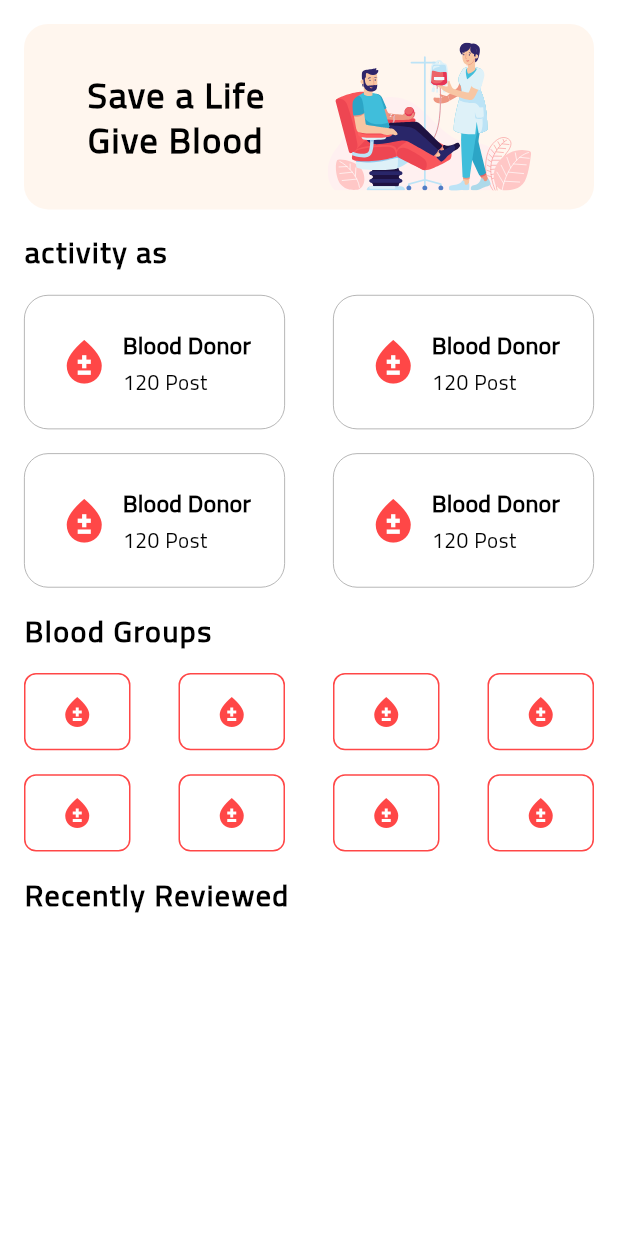
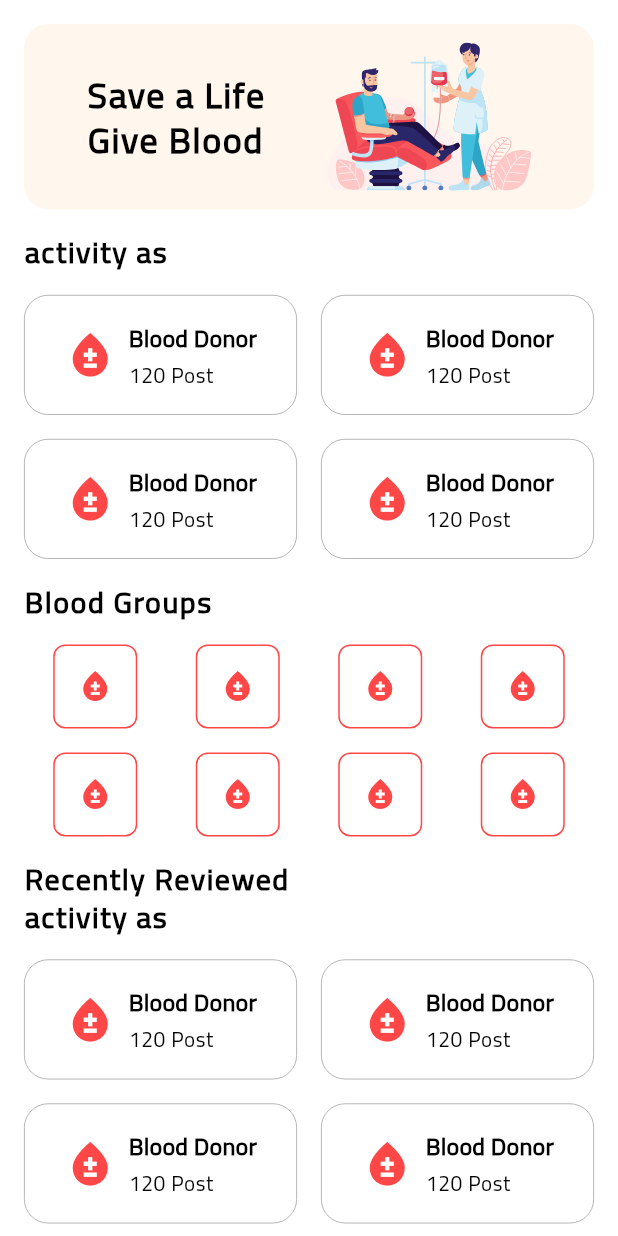
Before and after one commit to AhmedOmran22/Blood-Bank-Application, a Flutter app: the HomeView screen opened directly, on a phone screen of 412 x 824 dp. Run offline on Flutter 3.47's test engine with Material 3 defaults, Android fonts, the phone set to English and light mode, and no system bars; our stand-ins replace cloud_firestore, dartz, dio, easy_localization, firebase_auth, firebase_core and 11 more; accounts and stored records are empty.

Commit message:
Add BloodTypeWidget and SaveLifeWidget; refactor ActivityOptionsGrid and BloodGroups to improve layout and styling

```diff
--- a/lib/features/home/presentation/views/widgets/activity_options_grid.dart
+++ b/lib/features/home/presentation/views/widgets/activity_options_grid.dart
@@ -1,22 +1,35 @@
 import 'package:blood_bank/features/home/presentation/views/widgets/blood_activity_icon.dart';
 import 'package:flutter/material.dart';
 
-class ActivityOptionsGrid extends StatelessWidget {
-  const ActivityOptionsGrid({
+class ActivityOptions extends StatelessWidget {
+  const ActivityOptions({
     super.key,
   });
 
   @override
   Widget build(BuildContext context) {
-    return SliverGrid(
-      gridDelegate: const SliverGridDelegateWithFixedCrossAxisCount(
-        crossAxisCount: 2,
-        mainAxisSpacing: 16,
-        childAspectRatio: 2.3,
-      ),
-      delegate: SliverChildBuilderDelegate(
-        (context, index) => const BloodActivityItem(),
-        childCount: 4,
+    return const Padding(
+      padding: EdgeInsets.symmetric(horizontal: 16),
+      child: Column(
+        spacing: 16,
+        children: [
+          Row(
+            mainAxisAlignment: MainAxisAlignment.spaceEvenly,
+            children: [
+              BloodActivityItem(),
+              SizedBox(width: 16),
+              BloodActivityItem(),
+            ],
+          ),
+          Row(
+            mainAxisAlignment: MainAxisAlignment.spaceEvenly,
+            children: [
+              BloodActivityItem(),
+              SizedBox(width: 16),
+              BloodActivityItem(),
+            ],
+          ),
+        ],
       ),
     );
   }
--- a/lib/features/home/presentation/views/widgets/blood_activity_icon.dart
+++ b/lib/features/home/presentation/views/widgets/blood_activity_icon.dart
@@ -11,9 +11,9 @@ class BloodActivityItem extends StatelessWidget {
   Widget build(BuildContext context) {
     return Expanded(
       child: Container(
-        // padding: const EdgeInsets.symmetric(horizontal: 16, vertical: 16),
+        padding: const EdgeInsets.symmetric(horizontal: 16, vertical: 16),
         alignment: Alignment.center,
-        margin: const EdgeInsets.symmetric(horizontal: 16),
+        // margin: const EdgeInsets.symmetric(horizontal: 8),
         decoration: BoxDecoration(
           color: Theme.of(context).scaffoldBackgroundColor,
           borderRadius: BorderRadius.circular(16),
--- a/lib/features/home/presentation/views/widgets/blood_groups.dart
+++ b/lib/features/home/presentation/views/widgets/blood_groups.dart
@@ -1,36 +1,35 @@
+import 'package:blood_bank/features/home/presentation/views/widgets/blood_type_widget.dart';
 import 'package:flutter/material.dart';
 
-import '../../../../../core/utils/app_colors.dart' show AppColors;
-
-class BloodGroupsGrid extends StatelessWidget {
-  const BloodGroupsGrid({super.key});
+class BloodGroups extends StatelessWidget {
+  const BloodGroups({super.key});
 
   @override
   Widget build(BuildContext context) {
-    return SliverGrid(
-      gridDelegate: const SliverGridDelegateWithFixedCrossAxisCount(
-        crossAxisCount: 4,
-        mainAxisSpacing: 16,
-        childAspectRatio: 2,
-      ),
-      delegate: SliverChildBuilderDelegate(
-        (context, index) => Padding(
-          padding: const EdgeInsets.symmetric(horizontal: 16),
-          child: DecoratedBox(
-            decoration: BoxDecoration(
-              borderRadius: BorderRadius.circular(8),
-              border: Border.all(
-                color: AppColors.primaryColor,
-                width: 1,
-              ),
-            ),
-            child: const Icon(
-              Icons.bloodtype,
-              color: AppColors.primaryColor,
-            ),
+    return const Padding(
+      padding: EdgeInsets.symmetric(horizontal: 16),
+      child: Column(
+        spacing: 16,
+        children: [
+          Row(
+            mainAxisAlignment: MainAxisAlignment.spaceAround,
+            children: [
+              BloodTypeWidget(),
+              BloodTypeWidget(),
+              BloodTypeWidget(),
+              BloodTypeWidget(),
+            ],
           ),
-        ),
-        childCount: 8,
+          Row(
+            mainAxisAlignment: MainAxisAlignment.spaceAround,
+            children: [
+              BloodTypeWidget(),
+              BloodTypeWidget(),
+              BloodTypeWidget(),
+              BloodTypeWidget(),
+            ],
+          )
+        ],
       ),
     );
   }
--- /dev/null
+++ b/lib/features/home/presentation/views/widgets/blood_type_widget.dart
@@ -0,0 +1,27 @@
+import 'package:flutter/material.dart';
+
+import '../../../../../core/utils/app_colors.dart';
+
+class BloodTypeWidget extends StatelessWidget {
+  const BloodTypeWidget({super.key});
+
+  @override
+  Widget build(BuildContext context) {
+    return DecoratedBox(
+      decoration: BoxDecoration(
+        borderRadius: BorderRadius.circular(8),
+        border: Border.all(
+          color: AppColors.primaryColor,
+          width: 1,
+        ),
+      ),
+      child: const Padding(
+        padding: EdgeInsets.all(16),
+        child: Icon(
+          Icons.bloodtype,
+          color: AppColors.primaryColor,
+        ),
+      ),
+    );
+  }
+}
--- a/lib/features/home/presentation/views/widgets/home_sliver_app_bar.dart
+++ b/lib/features/home/presentation/views/widgets/home_sliver_app_bar.dart
@@ -17,8 +17,9 @@ class HomeSliverAppBar extends StatelessWidget {
       expandedHeight: 80,
       floating: true,
       snap: true,
-      flexibleSpace: const FlexibleSpaceBar(),
-      title: ListTile(
+      title: Padding(
+        padding: const EdgeInsets.only(top: 16),
+        child: ListTile(
           contentPadding: const EdgeInsets.symmetric(horizontal: 12),
           leading: const CircleAvatar(
             radius: 22,
@@ -56,6 +57,7 @@ class HomeSliverAppBar extends StatelessWidget {
             ),
           ),
         ),
+      ),
     );
   }
 }
--- a/lib/features/home/presentation/views/widgets/home_view_body.dart
+++ b/lib/features/home/presentation/views/widgets/home_view_body.dart
@@ -1,7 +1,7 @@
 import 'package:blood_bank/features/home/presentation/views/widgets/activity_options_grid.dart';
 import 'package:blood_bank/features/home/presentation/views/widgets/blood_groups.dart';
 import 'package:blood_bank/features/home/presentation/views/widgets/home_sliver_app_bar.dart';
-import 'package:blood_bank/features/home/presentation/views/widgets/save_life.dart';
+import 'package:blood_bank/features/home/presentation/views/widgets/save_life_widget.dart';
 import 'package:blood_bank/features/home/presentation/views/widgets/sliver_text.dart';
 import 'package:flutter/material.dart';
 
@@ -15,21 +15,40 @@ class HomeViewBody extends StatelessWidget {
       slivers: [
         HomeSliverAppBar(),
         SliverToBoxAdapter(child: SizedBox(height: 16)),
-        SaveLife(),
+        SaveLifeWidget(),
         SliverToBoxAdapter(child: SizedBox(height: 16)),
         SliverText(text: "activity as "),
         SliverToBoxAdapter(child: SizedBox(height: 16)),
-        ActivityOptionsGrid(),
+        SliverToBoxAdapter(child: ActivityOptions()),
         SliverToBoxAdapter(child: SizedBox(height: 16)),
         SliverText(text: "Blood Groups"),
         SliverToBoxAdapter(child: SizedBox(height: 16)),
-        BloodGroupsGrid(),
+        SliverToBoxAdapter(child: BloodGroups()),
         SliverToBoxAdapter(child: SizedBox(height: 16)),
         SliverText(text: "Recently Reviewed"),
-        SliverToBoxAdapter
-        (
-
-        ),
+        SliverText(text: "activity as "),
+        SliverToBoxAdapter(child: SizedBox(height: 16)),
+        SliverToBoxAdapter(child: ActivityOptions()),
+        SliverToBoxAdapter(child: SizedBox(height: 16)),
+        SliverText(text: "Blood Groups"),
+        SliverToBoxAdapter(child: SizedBox(height: 16)),
+        SliverToBoxAdapter(child: BloodGroups()),
+        SliverToBoxAdapter(child: SizedBox(height: 16)),
+        SliverText(text: "activity as "),
+        SliverToBoxAdapter(child: SizedBox(height: 16)),
+        SliverToBoxAdapter(child: ActivityOptions()),
+        SliverToBoxAdapter(child: SizedBox(height: 16)),
+        SliverText(text: "Blood Groups"),
+        SliverToBoxAdapter(child: SizedBox(height: 16)),
+        SliverToBoxAdapter(child: BloodGroups()),
+        SliverToBoxAdapter(child: SizedBox(height: 16)),
+        SliverText(text: "activity as "),
+        SliverToBoxAdapter(child: SizedBox(height: 16)),
+        SliverToBoxAdapter(child: ActivityOptions()),
+        SliverToBoxAdapter(child: SizedBox(height: 16)),
+        SliverText(text: "Blood Groups"),
+        SliverToBoxAdapter(child: SizedBox(height: 16)),
+        SliverToBoxAdapter(child: BloodGroups()),
       ],
     );
   }
--- a/lib/features/home/presentation/views/widgets/save_life.dart
+++ b/lib/features/home/presentation/views/widgets/save_life_widget.dart
@@ -3,8 +3,8 @@ import 'package:flutter_svg/flutter_svg.dart';
 
 import '../../../../../core/utils/app_assets.dart';
 
-class SaveLife extends StatelessWidget {
-  const SaveLife({
+class SaveLifeWidget extends StatelessWidget {
+  const SaveLifeWidget({
     super.key,
   });
 
```
Also changed, not shown: 4 other files. Lines whose indentation alone changed are shown as unchanged.
